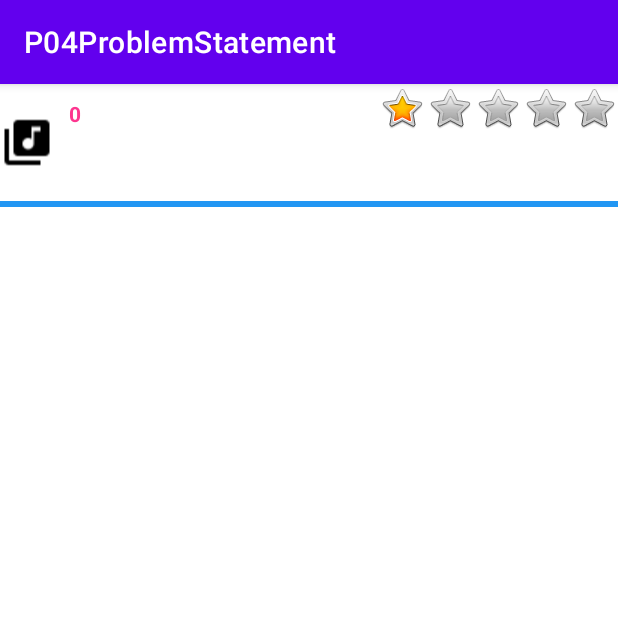
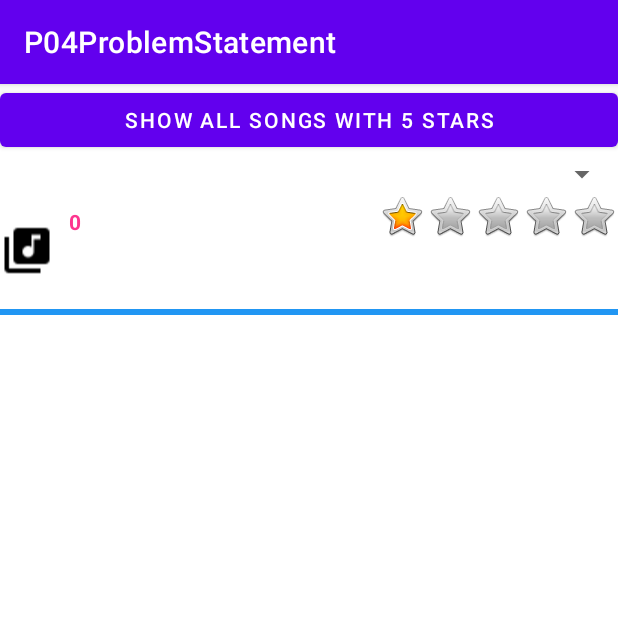
Before and after one commit to NixWM/P04ProblemStatement, an Android app: the SecondActivity screen opened directly, with no data from a screen before it, on a phone screen of 412 x 824 dp, the top half of it. Run offline under Robolectric (Android 15) with nearby library versions, the phone set to English and light mode, and no system bars.

Commit message:
working on 5 star only list and sipnner

```diff
--- a/app/src/main/java/sg/edu/ro/c346/id16046530/p04problemstatement/SecondActivity.java
+++ b/app/src/main/java/sg/edu/ro/c346/id16046530/p04problemstatement/SecondActivity.java
@@ -5,6 +5,7 @@ import android.os.Bundle;
 import android.view.View;
 import android.widget.AdapterView;
 import android.widget.ArrayAdapter;
+import android.widget.Button;
 import android.widget.ListView;
 
 import androidx.appcompat.app.AppCompatActivity;
@@ -16,6 +17,7 @@ public class SecondActivity extends AppCompatActivity {
     ListView lv;
     CustomAdapter adapter;
     ArrayList<Song> al;
+    Button btn5star;
 
     @Override
     protected void onCreate(Bundle savedInstanceState) {
@@ -23,6 +25,7 @@ public class SecondActivity extends AppCompatActivity {
         setContentView(R.layout.second_activity);
 
         lv = (ListView) this.findViewById(R.id.lv);
+        btn5star = findViewById(R.id.btn5star);
 
         DBHelper dbh = new DBHelper(this);
         ArrayList<Song> Songs = dbh.getAllNotes();
@@ -38,5 +41,16 @@ public class SecondActivity extends AppCompatActivity {
                 startActivityForResult(intent, 9);
             }
         });
+
+        btn5star.setOnClickListener(new View.OnClickListener() {
+            @Override
+            public void onClick(View v) {
+                ArrayList<Song> Songs = dbh.getAllNotes();
+                adapter = new CustomAdapter(SecondActivity.this, R.layout.second_row, Songs);
+                lv.setAdapter(adapter);
+            }
+        });
+
+
     }
 }
--- a/app/src/main/res/layout/second_activity.xml
+++ b/app/src/main/res/layout/second_activity.xml
@@ -4,6 +4,17 @@
     android:layout_height="match_parent"
     android:orientation="vertical"
     tools:context=".SecondActivity" >
+
+    <Button
+        android:id="@+id/btn5star"
+        android:layout_width="match_parent"
+        android:layout_height="wrap_content"
+        android:text="SHOW ALL SONGS WITH 5 STARS" />
+
+    <Spinner
+        android:id="@+id/spinner"
+        android:layout_width="match_parent"
+        android:layout_height="wrap_content" />
 
     <ListView
         android:id="@+id/lv"
```
